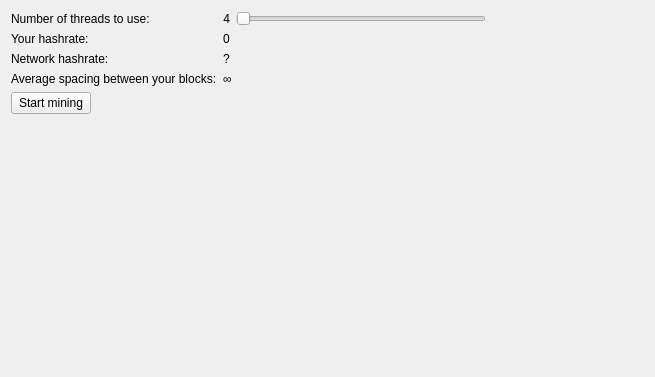
The window that src/qt/forms/miningpage.ui (spreadcoin-project/spreadcoin) describes before a commit, drawn with Qt 5.
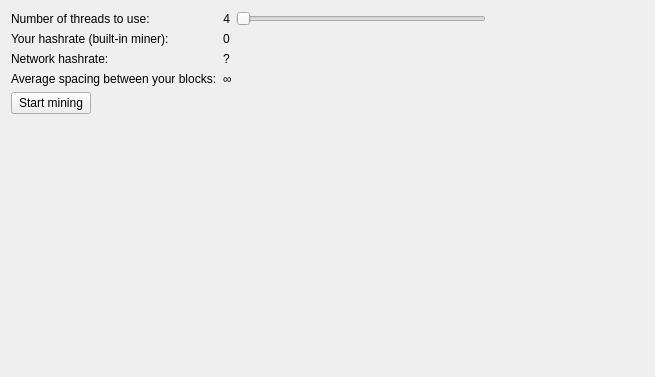
The same window after the commit.

Commit message: Allow to mine with zero threads

What changed in the file:
```diff
--- a/src/qt/forms/miningpage.ui
+++ b/src/qt/forms/miningpage.ui
@@ -55,7 +55,7 @@
        <item row="1" column="0">
         <widget class="QLabel" name="label_2">
          <property name="text">
-          <string>Your hashrate:</string>
+          <string>Your hashrate (built-in miner):</string>
          </property>
         </widget>
        </item>
```
The commit also changes 2 other files.
